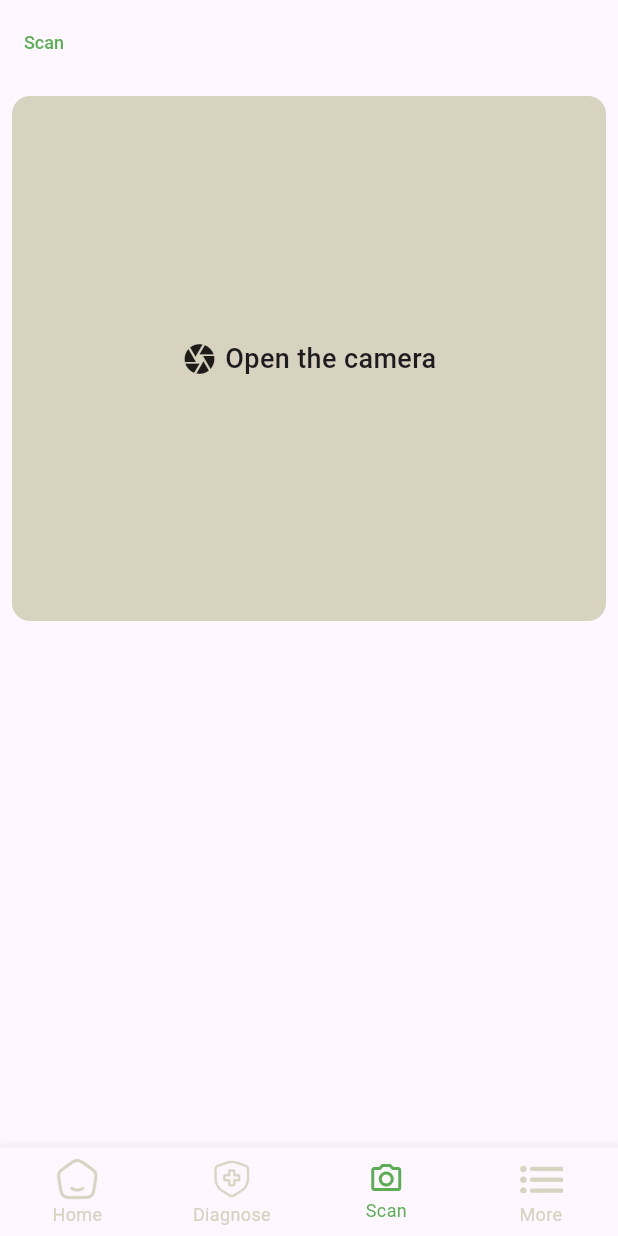
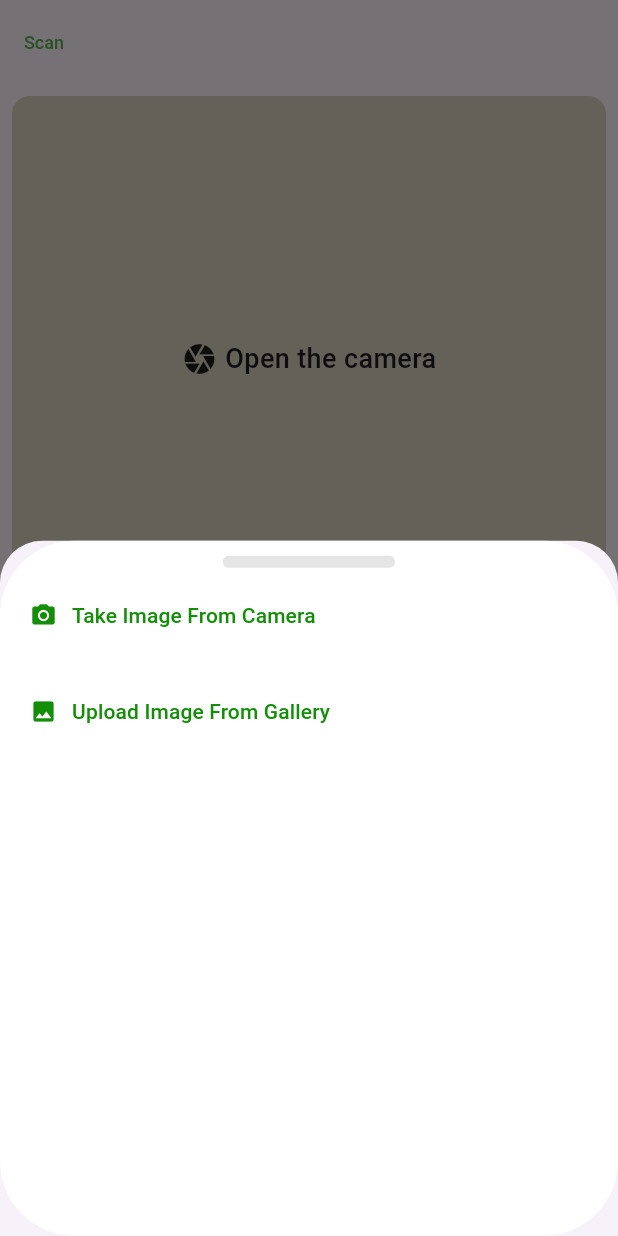
Before and after one commit to MinaSafwat2411/Eyes_on_Plant, a Flutter app: the LayoutScreen screen opened by its route, item 3 of the bottom bar chosen, after a tap on "Open the camera", on a phone screen of 412 x 824 dp. Run offline on Flutter 3.47's test engine with Material 3 defaults, Android fonts, the phone set to English and light mode, and no system bars; our stand-ins replace cloud_firestore, dio, firebase_auth, firebase_core, firebase_messaging, flutter_bloc and 7 more; missing offline and left inert: googleapis; accounts and stored records are empty; Roboto replaces fonts that are missing (Poppins); statements that could not run were skipped; project files that could hold a hidden picture were left out.

Commit message:
solving bugs

```diff
--- a/eyes_on_plant/lib/lib/data/services/dio_helper.dart
+++ b/eyes_on_plant/lib/lib/data/services/dio_helper.dart
@@ -1,28 +1,31 @@
 import 'dart:io';
 import 'package:dio/dio.dart';
+
 
 class DioHelper {
   static final Dio dio = Dio(
     BaseOptions(
-      baseUrl: 'http://192.168.4.34:5000/', // Ensure this is accessible from your device/emulator
+      baseUrl: 'http://194.163.136.200:5000/',
       receiveDataWhenStatusError: true,
+      connectTimeout: const Duration(seconds: 20),
+      receiveTimeout: const Duration(seconds: 20),
     ),
   );
 
   static Future<Response> postImage(File imageFile) async {
     String fileName = imageFile.path.split('/').last;
     FormData formData = FormData.fromMap({
-      "image": await MultipartFile.fromFile(imageFile.path, filename: fileName),
+      'image': await MultipartFile.fromFile(imageFile.path, filename: fileName),
     });
-
     try {
       Response response = await dio.post(
         'predict',
         data: formData,
       );
       return response;
-    } catch (e) {
-      throw Exception('Error uploading image: $e');
+    } on DioException catch (e) {
+      print(e.response?.data);
+      throw Exception('Error uploading image: ${e.response?.data}');
     }
   }
 }
--- a/eyes_on_plant/lib/lib/presentation/screens/layout/cubit/layout_cubit.dart
+++ b/eyes_on_plant/lib/lib/presentation/screens/layout/cubit/layout_cubit.dart
@@ -48,18 +48,25 @@ class LayoutCubit extends Cubit<LayoutStates> {
     }
   }
 
-  void onTakePhotoBuyCamera()async{
+  void onTakePhotoBuyCamera(int index)async{
     try{
       image = null;
+      predictions = PredictionModel();
       final picker = ImagePicker();
-      final pickedFile = await picker.pickImage(source: ImageSource.values.elementAt(0));
+      final pickedFile = await picker.pickImage(
+        source: ImageSource.values.elementAt(index),
+        imageQuality: 70,
+        maxWidth: 1024,
+        maxHeight: 1024,
+      );
       if(pickedFile == null) return;
+      emit(OnLoading());
       File imageFile = File(pickedFile.path);
       image = imageFile;
       emit(OnUploadImage());
       var response = await DioHelper.postImage(imageFile);
       predictions = PredictionModel.fromJson(response.data);
-      emit(OnUploadImage());
+      emit(OnScanDone());
     }catch(e){
       emit(OnError());
     }
--- a/eyes_on_plant/lib/lib/presentation/screens/layout/layout_screen.dart
+++ b/eyes_on_plant/lib/lib/presentation/screens/layout/layout_screen.dart
@@ -1,4 +1,5 @@
 import 'package:eyes_on_plant/lib/core/utils/app_colors.dart';
+import 'package:eyes_on_plant/lib/core/widgets/custom_loading.dart';
 import 'package:eyes_on_plant/lib/presentation/screens/layout/cubit/layout_cubit.dart';
 import 'package:eyes_on_plant/lib/presentation/screens/layout/screens/diagnose_screen.dart';
 import 'package:eyes_on_plant/lib/presentation/screens/layout/screens/home_screen.dart';
@@ -9,6 +10,7 @@ import 'package:flutter/material.dart';
 import 'package:flutter_bloc/flutter_bloc.dart';
 import 'package:go_router/go_router.dart';
 
+import '../../../core/widgets/custom_snackbar.dart';
 import '../../routes.dart';
 
 class LayoutScreen extends StatelessWidget {
@@ -50,7 +52,12 @@ class LayoutScreen extends StatelessWidget {
               children: [
                 HomeScreen(),
                 DiagnoseScreen(),
-                MyGardenScreen(),
+                Stack(
+                  children: [
+                    MyGardenScreen(),
+                    if(state is OnLoading || state is OnUploadImage)CustomLoading()
+                  ],
+                ),
                 SettingsScreen(),
               ],
             ),
@@ -131,13 +138,23 @@ class LayoutScreen extends StatelessWidget {
         if(state is OnSuccess){
           context.replace(AppRoutePaths.chooseWay);
         }
+        if(state is OnError){
+          showCustomSnackBar(
+              context,
+              "Error From AI Model",
+              icon: Icons.error,
+              color: AppColors.red
+          );
+        }
       },
       buildWhen:
           (previous, current) =>
               current is OnScreenChange ||
               current is OnLoading ||
               current is OnError ||
-              current is OnSuccess,
+              current is OnSuccess ||
+              current is OnUploadImage ||
+              current is OnScanDone
     );
   }
 }
--- a/eyes_on_plant/lib/lib/presentation/screens/layout/screens/my_garden_screen.dart
+++ b/eyes_on_plant/lib/lib/presentation/screens/layout/screens/my_garden_screen.dart
@@ -1,7 +1,9 @@
 import 'package:flutter/material.dart';
 import 'package:flutter_bloc/flutter_bloc.dart';
+import 'package:go_router/go_router.dart';
 
 import '../../../../core/utils/app_colors.dart';
+import '../../../../core/widgets/custom_bottom_sheet.dart';
 import '../cubit/layout_cubit.dart';
 import '../states/layout_states.dart';
 
@@ -20,7 +22,43 @@ class MyGardenScreen extends StatelessWidget {
                 children: [
                   GestureDetector(
                     onTap: () {
-                      cubit.onTakePhotoBuyCamera();
+                      showModalBottomSheet<void>(
+                        context: context,
+                        builder: (BuildContext context) {
+                          return CustomBottomSheet(
+                              widget: Column(
+                                children: [
+                                  Padding(
+                                    padding: const EdgeInsets.all(8.0),
+                                    child: TextButton(child: Row(
+                                      children: [
+                                        Icon(Icons.camera_alt,color:  AppColors.japaneseLaurel,),
+                                        SizedBox(width: 10,),
+                                        Text("Take Image From Camera",style: TextStyle(
+                                          color:  AppColors.japaneseLaurel
+                                        ),),
+                                      ],
+                                    ),onPressed: () =>cubit.onTakePhotoBuyCamera(0)
+                                      ,),
+                                  ),
+                                  Padding(
+                                    padding: const EdgeInsets.all(8.0),
+                                    child: TextButton(child: Row(
+                                      children: [
+                                        Icon(Icons.image,color:  AppColors.japaneseLaurel),
+                                        SizedBox(width: 10,),
+                                        Text("Upload Image From Gallery",style: TextStyle(
+                                            color:  AppColors.japaneseLaurel
+                                        ),),
+                                      ],
+                                    ),onPressed: ()=> cubit.onTakePhotoBuyCamera(1)
+                                      ,),
+                                  ),
+                                ],
+                              )
+                          );
+                        },
+                      );
                     },
                     child: Container(
                       height: 350,
@@ -252,7 +290,11 @@ class MyGardenScreen extends StatelessWidget {
               ),
             ),
           ),
-      listener: (context, state) {},
+      listener: (context, state) {
+        if(state is OnLoading){
+          context.pop();
+        }
+      },
     );
   }
 }
--- a/eyes_on_plant/lib/lib/presentation/screens/layout/states/layout_states.dart
+++ b/eyes_on_plant/lib/lib/presentation/screens/layout/states/layout_states.dart
@@ -11,3 +11,5 @@ class OnError extends LayoutStates{}
 class OnSuccess extends LayoutStates{}
 
 class OnUploadImage extends LayoutStates{}
+
+class OnScanDone extends LayoutStates{}
```
Also changed, not shown: eyes_on_plant/lib/lib/core/widgets/custom_snackbar.dart (added, +30 -0 lines).
